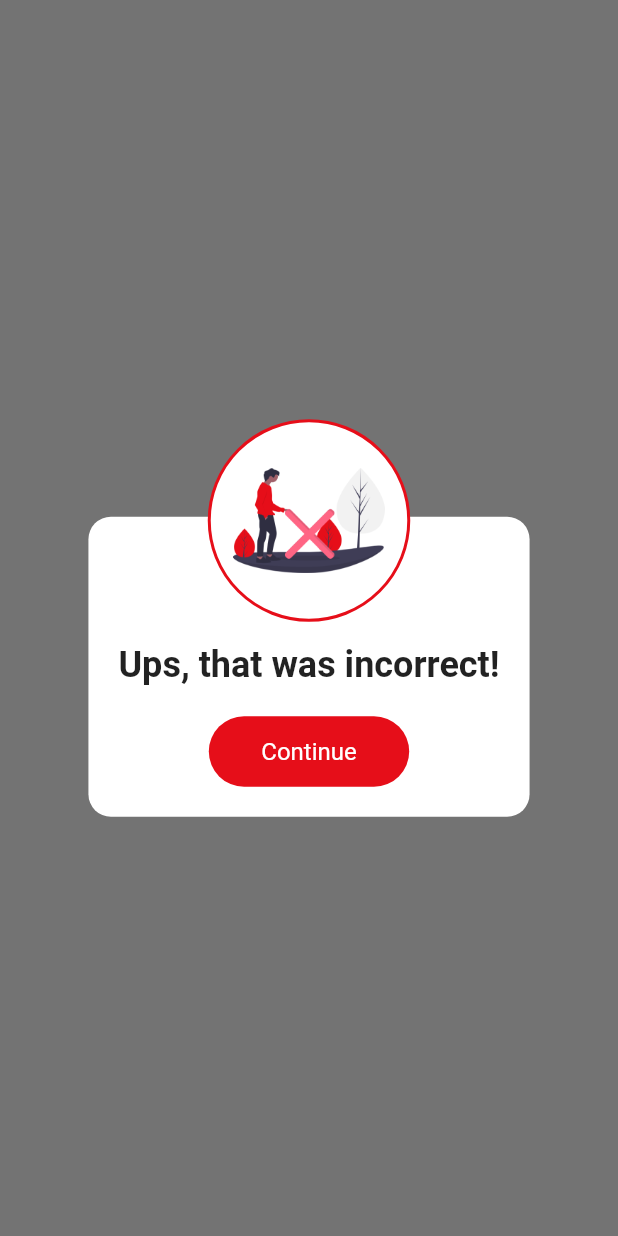
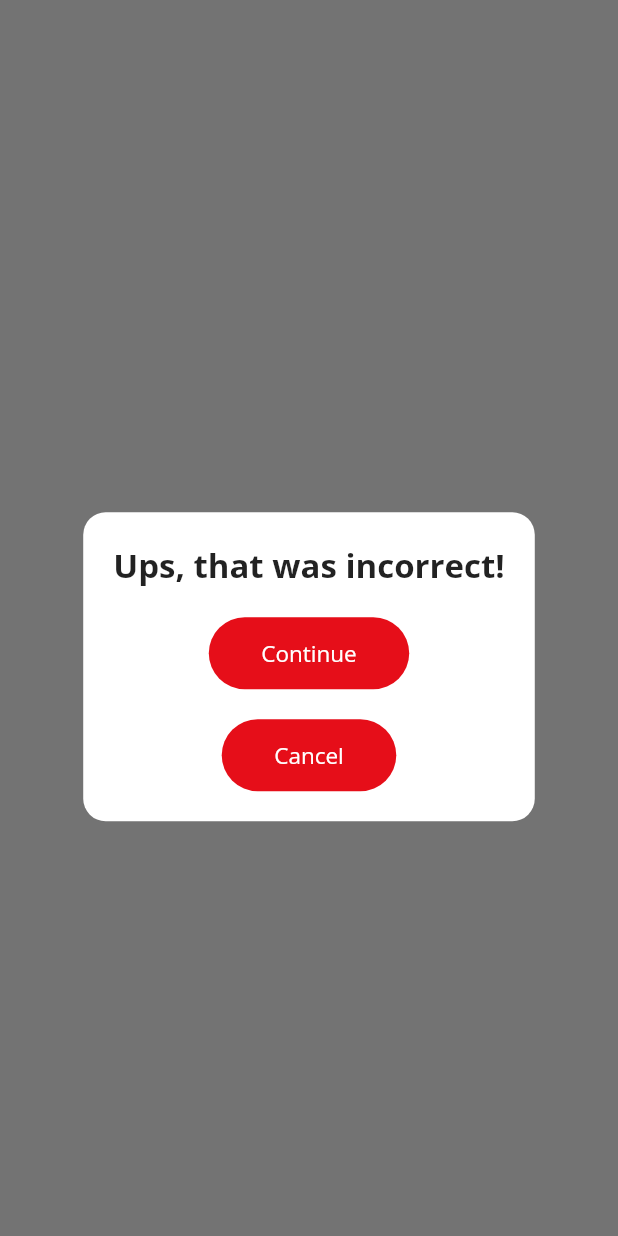
Before and after one commit to yvcdev/t_helper, a Flutter app: what customPopup() shows on an empty page, opened directly with empty values, on a phone screen of 412 x 824 dp. Run offline on Flutter 3.47's test engine with Material 2 defaults, Android fonts, the light colour scheme and no system bars; our stand-ins replace google_fonts; network calls fail.

Commit message:
UI design readjusted

```diff
--- a/lib/constants/ui.dart
+++ b/lib/constants/ui.dart
@@ -11,10 +11,10 @@ class UiConsts {
   static const smallCardHeight = 120.0;
   static const normalCardHeight = 150.0;
   static const largeCardHeight = 250.0;
-  static const tinyFontSize = 14.0;
-  static const smallFontSize = 16.0;
-  static const normalFontSize = 24.0;
-  static const largeFontSize = 32.0;
+  static const tinyFontSize = 13.5;
+  static const smallFontSize = 15.0;
+  static const normalFontSize = 22.0;
+  static const largeFontSize = 31.0;
   static const extraLargeFontSize = 45.0;
   static const smallPadding = 8.0;
   static const normalPadding = 14.0;
--- a/lib/layouts/notification_appbar_layout.dart
+++ b/lib/layouts/notification_appbar_layout.dart
@@ -1,6 +1,7 @@
 import 'package:flutter/material.dart';
 import 'package:t_helper/routes/routes.dart';
 import 'package:t_helper/screens/screens.dart';
+import 'package:t_helper/utils/custom_colors.dart';
 
 import 'package:t_helper/widgets/widgets.dart';
 
@@ -9,6 +10,8 @@ class NotificationsAppBarLayout extends StatelessWidget {
   final String? title;
   final bool? topSeparation;
   final bool? loading;
+  final Widget? appBarBottom;
+  final double? appBarBottomHeight;
 
   const NotificationsAppBarLayout({
     Key? key,
@@ -16,6 +19,8 @@ class NotificationsAppBarLayout extends StatelessWidget {
     this.title,
     this.topSeparation = true,
     this.loading = false,
+    this.appBarBottom,
+    this.appBarBottomHeight,
   }) : super(key: key);
 
   @override
@@ -29,6 +34,13 @@ class NotificationsAppBarLayout extends StatelessWidget {
     return Scaffold(
       drawer: const CustomDrawer(),
       appBar: AppBar(
+        flexibleSpace: Container(
+          decoration: const BoxDecoration(
+              gradient: LinearGradient(colors: [
+            CustomColors.primary,
+            CustomColors.primaryGradient,
+          ])),
+        ),
         actions: [
           IconButton(
             icon: const Icon(
@@ -47,6 +59,10 @@ class NotificationsAppBarLayout extends StatelessWidget {
         title: Text(
           title ?? '',
         ),
+        bottom: PreferredSize(
+          preferredSize: Size.fromHeight(appBarBottomHeight ?? 0),
+          child: appBarBottom == null ? Container() : appBarBottom!,
+        ),
       ),
       body: Background(
         child: Column(
--- /dev/null
+++ b/lib/options_lists/options_lists.dart
@@ -0,0 +1,2 @@
+export 'package:t_helper/options_lists/group_info_list.dart';
+export 'package:t_helper/options_lists/teacher_home_info_list.dart';
--- a/lib/services/sentences_service.dart
+++ b/lib/services/sentences_service.dart
@@ -22,7 +22,6 @@ class SentenceService extends ChangeNotifier {
     final res = await http.get(url);
 
     final List<dynamic> resSentence = jsonDecode(res.body);
-    print(jsonDecode(res.body));
 
     for (var sentence in resSentence) {
       List<String> stringList = List<String>.from(sentence);
--- a/lib/utils/custom_colors.dart
+++ b/lib/utils/custom_colors.dart
@@ -2,9 +2,11 @@ import 'package:flutter/material.dart';
 
 class CustomColors {
   //static const Color primary = Color.fromRGBO(31, 100, 253, 1);
-  static const Color primary = Color.fromRGBO(57, 57, 255, 1); //blue
+  static const Color primary = Color.fromRGBO(150, 20, 208, 1);
+  static const Color primaryGradient = Color.fromRGBO(102, 0, 148, 1);
   //static const Color secondary = Color.fromRGBO(31, 100, 253, 1);
-  static const Color secondary = Color.fromRGBO(255, 0, 81, 1); //pink
+  static const Color secondary = Colors.orange;
+  static const Color secondaryDark = Colors.orangeAccent;
   static const Color green = Color.fromRGBO(20, 203, 1, 1);
   //static const Color green = Color.fromRGBO(58, 178, 146, 1);
   static const Color red = Color.fromRGBO(230, 14, 25, 1);
--- a/lib/widgets/custom_popup.dart
+++ b/lib/widgets/custom_popup.dart
@@ -6,8 +6,12 @@ import 'package:t_helper/widgets/custom_accept_button.dart';
 Future customPopup({
   required BuildContext context,
   required bool correct,
-  required Function onTap,
+  required Function onAccept,
+  Function? onCancel,
   String label = 'Continue',
+  String cancelLabel = 'Cancel',
+  String correctText = 'You did a great job!',
+  String incorrectText = 'Ups, that was incorrect!',
 }) async {
   return showDialog(
       context: context,
@@ -21,18 +25,28 @@ Future customPopup({
           ),
           child: Container(
             color: Colors.transparent,
-            height: 265,
+            height: onCancel == null ? 268 : 271,
             child: Stack(
               alignment: Alignment.topCenter,
               children: [
                 _Container(
+                  correctText: correctText,
+                  incorrectText: incorrectText,
                   correct: correct,
                   label: label,
-                  onTap: () {
-                    onTap();
+                  cancelLabel: cancelLabel,
+                  onAccept: () {
+                    onAccept();
                   },
+                  onCancel: (onCancel == null)
+                      ? null
+                      : () {
+                          onCancel();
+                        },
                 ),
-                _Image(correct: correct)
+                (onCancel == null)
+                    ? _Image(correct: correct)
+                    : const SizedBox(),
               ],
             ),
           ),
@@ -42,26 +56,30 @@ Future customPopup({
 
 class _Container extends StatelessWidget {
   final bool correct;
-  final String? correctText;
-  final String? incorrectText;
+  final String correctText;
+  final String incorrectText;
   final String label;
-  final Function onTap;
+  final String cancelLabel;
+  final Function onAccept;
+  final Function? onCancel;
 
   const _Container(
       {Key? key,
       required this.correct,
-      this.correctText = 'You did a great job!',
-      this.incorrectText = 'Ups, that was incorrect!',
+      required this.correctText,
+      required this.incorrectText,
       required this.label,
-      required this.onTap})
+      required this.onAccept,
+      this.onCancel,
+      required this.cancelLabel})
       : super(key: key);
 
   @override
   Widget build(BuildContext context) {
     return Container(
       margin: const EdgeInsets.only(top: UiConsts.largeImageRadius + 20),
-      padding: const EdgeInsets.only(
-        top: UiConsts.largeImageRadius + 40,
+      padding: EdgeInsets.only(
+        top: (onCancel == null) ? UiConsts.largeImageRadius + 40 : 20,
         left: 20,
         right: 20,
         bottom: 20,
@@ -75,7 +93,7 @@ class _Container extends StatelessWidget {
       child: Column(
         children: [
           Text(
-            correct ? correctText! : incorrectText!,
+            correct ? correctText : incorrectText,
             style: const TextStyle(
               fontSize: UiConsts.normalFontSize,
               fontWeight: FontWeight.bold,
@@ -84,13 +102,24 @@ class _Container extends StatelessWidget {
           const SizedBox(height: 20),
           CustomAcceptButton(
             onTap: () {
-              onTap();
+              onAccept();
             },
             title: label,
             shadow: false,
             fontSize: UiConsts.smallFontSize,
             color: correct ? CustomColors.green : CustomColors.red,
-          )
+          ),
+          SizedBox(height: (onCancel == null) ? 0 : 20),
+          (onCancel == null)
+              ? const SizedBox()
+              : CustomAcceptButton(
+                  shadow: false,
+                  fontSize: UiConsts.smallFontSize,
+                  color: CustomColors.red,
+                  onTap: () {
+                    onCancel!();
+                  },
+                  title: cancelLabel)
         ],
       ),
     );
--- a/lib/widgets/widgets.dart
+++ b/lib/widgets/widgets.dart
@@ -3,3 +3,5 @@ export 'package:t_helper/widgets/background.dart';
 export 'package:t_helper/widgets/custom_drawer.dart';
 export 'package:t_helper/widgets/custom_accept_button.dart';
 export 'package:t_helper/widgets/custom_popup.dart';
+export 'package:t_helper/widgets/single_card.dart';
+export 'package:t_helper/widgets/grid_single_card_two.dart';
```
Also changed, not shown: lib/activity_screens/a_sort_sentence_screen.dart (+26 -14 lines), lib/layouts/activity_floating_layout.dart (+35 -2 lines), lib/main.dart (+9 -2 lines), lib/options_lists/group_info_list.dart (added, +39 -0 lines), lib/options_lists/teacher_home_info_list.dart (added, +23 -0 lines), lib/screens/group_info_screen.dart (+23 -30 lines), lib/screens/loading_screen.dart (+33 -12 lines), lib/screens/teacher_home_screen.dart (+51 -36 lines), lib/widgets/activity_banner.dart (+6 -4 lines), lib/widgets/custom_drawer.dart (+17 -13 lines), lib/widgets/grid_single_card_two.dart (added, +39 -0 lines), lib/widgets/group_info_listtile.dart (+9 -4 lines), lib/widgets/single_card.dart (added, +62 -0 lines).
